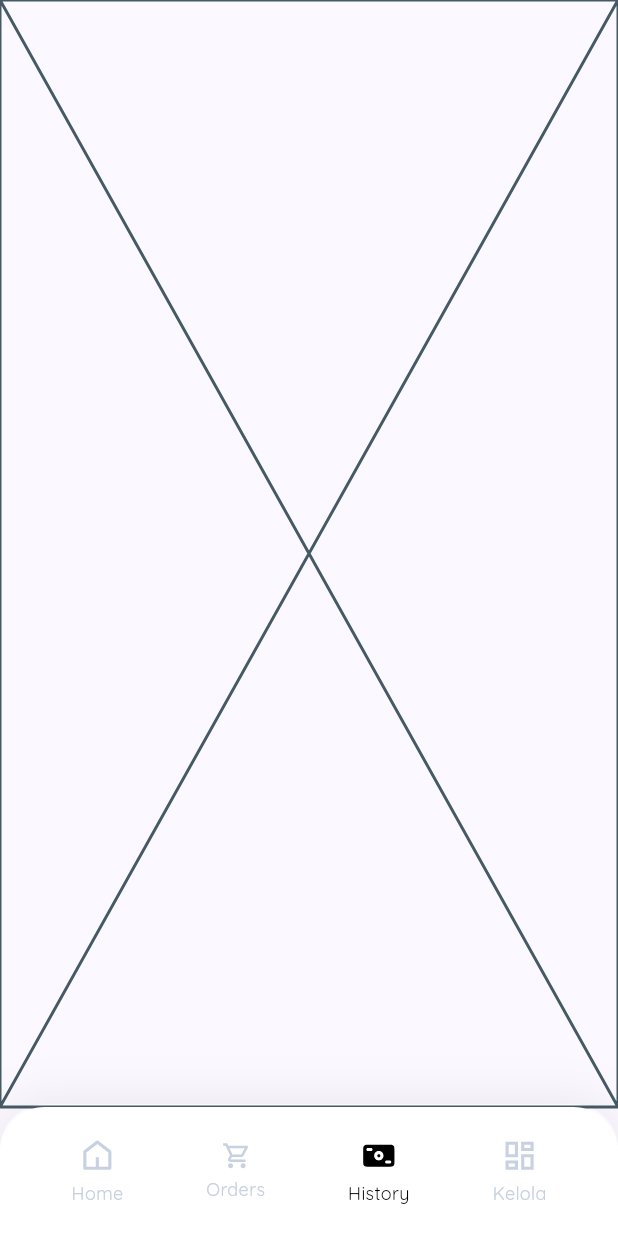
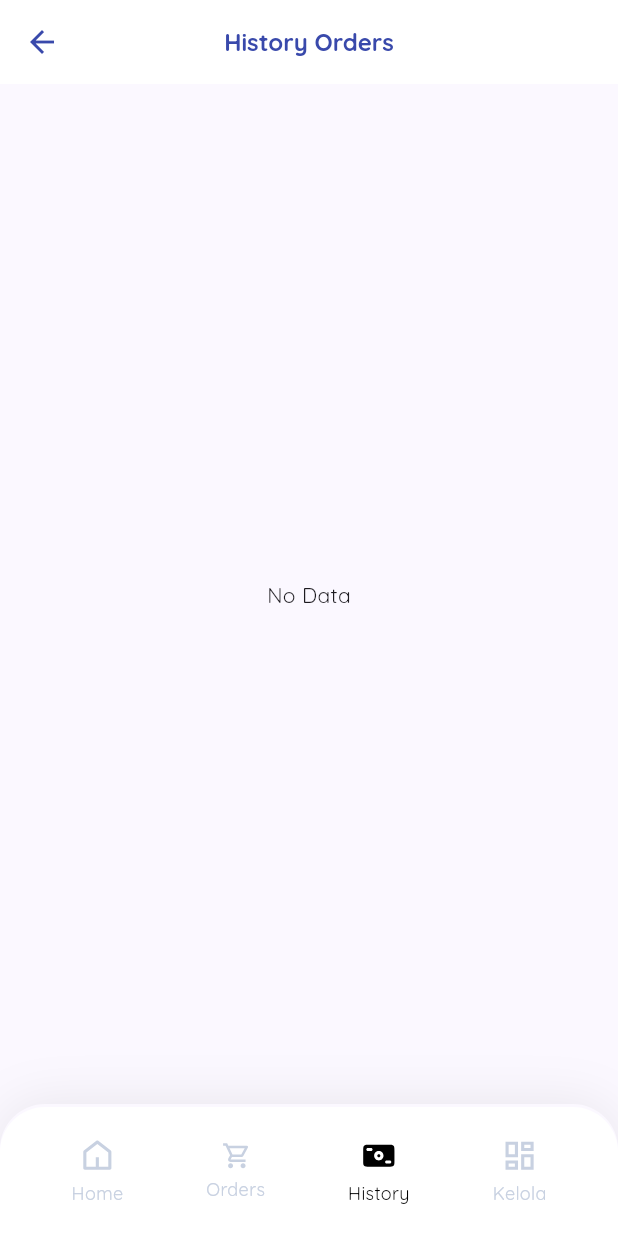
Before and after one commit to 4amshin/fic11-jilid1-flutter, a Flutter app: the DashboardPage screen opened directly, item 3 of the bottom bar chosen, on a phone screen of 412 x 824 dp. Run offline on Flutter 3.47's test engine with Material 3 defaults, Android fonts, the light colour scheme and no system bars; our stand-ins replace badges, bloc, cached_network_image, dartz, flutter_bloc, flutter_svg and 7 more; missing offline and left inert: esc_pos_utils_plus, print_bluetooth_thermal; accounts and stored records are empty.

Commit message:
History UI, Bloc

```diff
--- a/lib/core/fic_providers.dart
+++ b/lib/core/fic_providers.dart
@@ -3,6 +3,7 @@ import 'package:fic11_jilid1/data/data_sources/midtrans_remote_datasource.dart';
 import 'package:fic11_jilid1/data/data_sources/product_remote_datasource.dart';
 import 'package:fic11_jilid1/presentation/auth/bloc/login/login_bloc.dart';
 import 'package:fic11_jilid1/presentation/auth/bloc/logout/logout_bloc.dart';
+import 'package:fic11_jilid1/presentation/history/bloc/bloc/history_bloc.dart';
 import 'package:fic11_jilid1/presentation/home/bloc/checkout/checkout_bloc.dart';
 import 'package:fic11_jilid1/presentation/home/bloc/prodcut/product_bloc.dart';
 import 'package:fic11_jilid1/presentation/order/bloc/order/order_bloc.dart';
@@ -39,6 +40,9 @@ class FicProviders extends StatelessWidget {
         BlocProvider(
           create: (context) => QrisBloc(MidtransRemoteDatasource()),
         ),
+        BlocProvider(
+          create: (context) => HistoryBloc(),
+        ),
       ],
       child: child,
     );
--- a/lib/data/data_sources/product_local_datasource.dart
+++ b/lib/data/data_sources/product_local_datasource.dart
@@ -135,4 +135,11 @@ class ProductLocalDatasource {
 
     return result.map((e) => Product.fromLocalMap(e)).toList();
   }
+
+  //get all order
+  Future<List<OrderModel>> getAllOrders() async {
+    final db = await instance.database;
+    final result = await db.query('orders', orderBy: 'id DESC');
+    return result.map((e) => OrderModel.fromLocalMap(e)).toList();
+  }
 }
--- /dev/null
+++ b/lib/presentation/history/bloc/bloc/history_bloc.dart
@@ -0,0 +1,23 @@
+import 'package:bloc/bloc.dart';
+import 'package:fic11_jilid1/data/data_sources/product_local_datasource.dart';
+import 'package:fic11_jilid1/presentation/order/models/order_model.dart';
+import 'package:freezed_annotation/freezed_annotation.dart';
+
+part 'history_event.dart';
+part 'history_state.dart';
+part 'history_bloc.freezed.dart';
+
+class HistoryBloc extends Bloc<HistoryEvent, HistoryState> {
+  HistoryBloc() : super(_Initial()) {
+    on<_FetchHistory>(_fetchHistory);
+  }
+
+  Future<void> _fetchHistory(
+    _FetchHistory event,
+    Emitter<HistoryState> emit,
+  ) async {
+    emit(const _Loading());
+    final data = await ProductLocalDatasource.instance.getAllOrders();
+    emit(_Success(histories: data));
+  }
+}
--- /dev/null
+++ b/lib/presentation/history/bloc/bloc/history_event.dart
@@ -0,0 +1,7 @@
+part of 'history_bloc.dart';
+
+@freezed
+class HistoryEvent with _$HistoryEvent {
+  const factory HistoryEvent.started() = _Started;
+  const factory HistoryEvent.fetchHistory() = _FetchHistory;
+}
--- /dev/null
+++ b/lib/presentation/history/bloc/bloc/history_state.dart
@@ -0,0 +1,10 @@
+part of 'history_bloc.dart';
+
+@freezed
+class HistoryState with _$HistoryState {
+  const factory HistoryState.initial() = _Initial;
+  const factory HistoryState.loading() = _Loading;
+  const factory HistoryState.success({required List<OrderModel> histories}) =
+      _Success;
+  const factory HistoryState.error({required String message}) = _Error;
+}
--- /dev/null
+++ b/lib/presentation/history/pages/history_page.dart
@@ -0,0 +1,60 @@
+import 'package:fic11_jilid1/core/components/spaces.dart';
+import 'package:fic11_jilid1/presentation/history/bloc/bloc/history_bloc.dart';
+import 'package:fic11_jilid1/presentation/history/widgets/history_transaction_card.dart';
+import 'package:flutter/material.dart';
+import 'package:flutter_bloc/flutter_bloc.dart';
+
+class HistoryPage extends StatefulWidget {
+  const HistoryPage({super.key});
+
+  @override
+  State<HistoryPage> createState() => _HistoryPageState();
+}
+
+class _HistoryPageState extends State<HistoryPage> {
+  @override
+  void initState() {
+    super.initState();
+    context.read<HistoryBloc>().add(const HistoryEvent.fetchHistory());
+  }
+
+  @override
+  Widget build(BuildContext context) {
+    const paddingHorizontal = EdgeInsets.symmetric(horizontal: 16);
+
+    return Scaffold(
+      appBar: AppBar(
+        title: const Text(
+          'History Orders',
+          style: TextStyle(
+            fontWeight: FontWeight.bold,
+          ),
+        ),
+        elevation: 0,
+        centerTitle: true,
+      ),
+      body: BlocBuilder<HistoryBloc, HistoryState>(
+        builder: (context, state) {
+          return state.maybeWhen(
+            orElse: () => const Center(child: Text('No Data')),
+            loading: () => const Center(child: CircularProgressIndicator()),
+            success: (data) {
+              if (data.isEmpty) {
+                return const Center(child: Text('No Data'));
+              }
+              return ListView.separated(
+                padding: const EdgeInsets.symmetric(vertical: 30),
+                itemCount: data.length,
+                separatorBuilder: (context, index) => const SpaceHeight(8),
+                itemBuilder: (context, index) => HistoryTransactionCard(
+                  data: data[index],
+                  padding: paddingHorizontal,
+                ),
+              );
+            },
+          );
+        },
+      ),
+    );
+  }
+}
--- a/lib/presentation/home/pages/dashboard_page.dart
+++ b/lib/presentation/home/pages/dashboard_page.dart
@@ -1,6 +1,6 @@
 import 'package:fic11_jilid1/core/assets/assets.gen.dart';
 import 'package:fic11_jilid1/core/constants/colors.dart';
-import 'package:fic11_jilid1/core/extensions/build_context_ext.dart';
+import 'package:fic11_jilid1/presentation/history/pages/history_page.dart';
 import 'package:fic11_jilid1/presentation/home/pages/home_page.dart';
 import 'package:fic11_jilid1/presentation/home/widgets/nav_item.dart';
 import 'package:fic11_jilid1/presentation/manage/pages/manage_menu_page.dart';
@@ -20,7 +20,7 @@ class _DashboardPageState extends State<DashboardPage> {
   final List<Widget> _pages = [
     const HomePage(),
     const OrdersPage(),
-    const Placeholder(),
+    const HistoryPage(),
     const ManageMenuPage()
   ];
 
```
Also changed, not shown: lib/presentation/history/models/history_transaction_model.dart (added, +15 -0 lines), lib/presentation/history/widgets/history_transaction_card.dart (added, +46 -0 lines), lib/presentation/history/bloc/bloc/history_bloc.freezed.dart (added).
